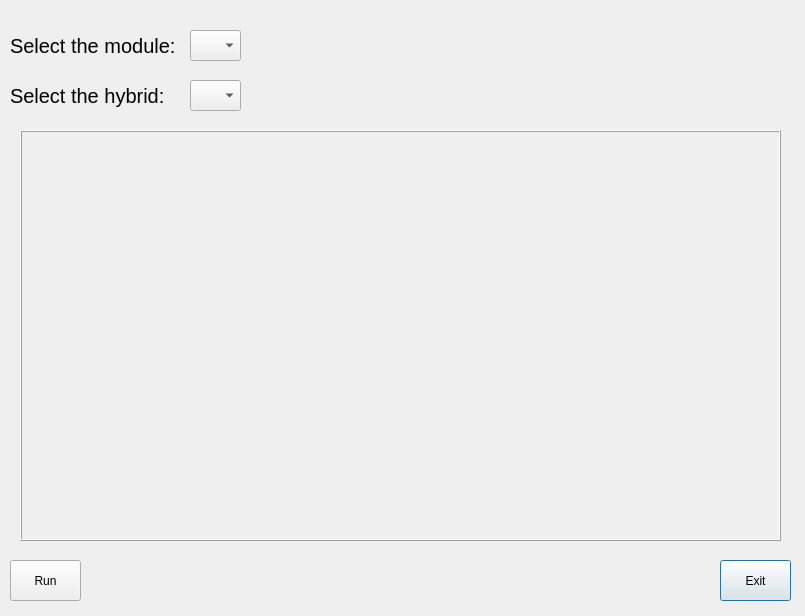
Old version of the form gui/WirebondRecorderGUI.ui in the repository adamazoulay/ITkTrackingGUI.
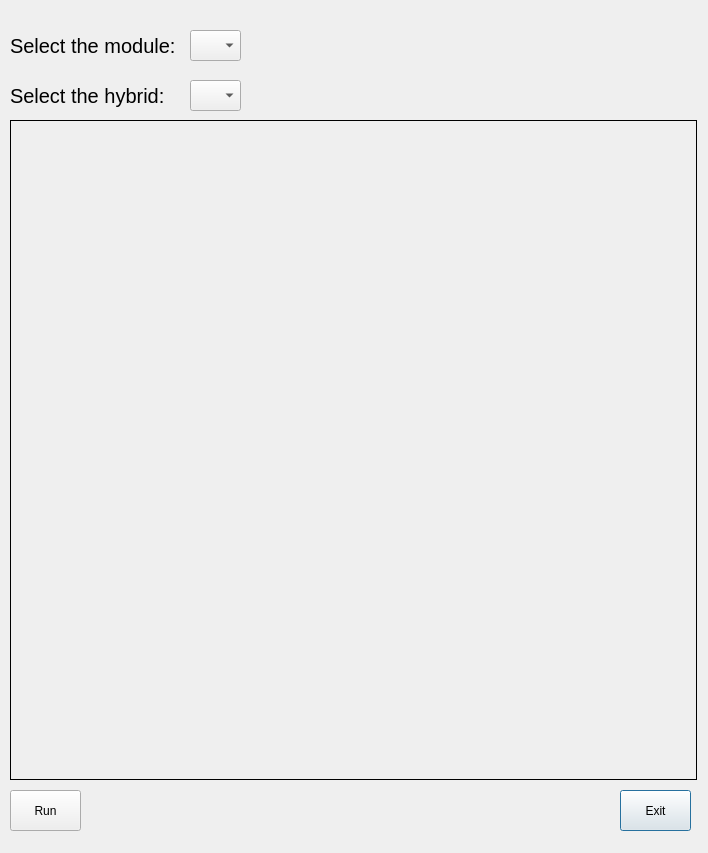
New version of the form.

What changed in the file:
```diff
--- a/gui/WirebondRecorderGUI.ui
+++ b/gui/WirebondRecorderGUI.ui
@@ -6,8 +6,8 @@
    <rect>
     <x>0</x>
     <y>0</y>
-    <width>805</width>
-    <height>616</height>
+    <width>708</width>
+    <height>853</height>
    </rect>
   </property>
   <property name="windowTitle">
@@ -16,8 +16,8 @@
   <widget class="QPushButton" name="qButton">
    <property name="geometry">
     <rect>
-     <x>720</x>
-     <y>560</y>
+     <x>620</x>
+     <y>790</y>
      <width>71</width>
      <height>41</height>
     </rect>
@@ -63,7 +63,7 @@
    <property name="geometry">
     <rect>
      <x>10</x>
-     <y>560</y>
+     <y>790</y>
      <width>71</width>
      <height>41</height>
     </rect>
@@ -108,10 +108,10 @@
   <widget class="QLabel" name="imgSelect">
    <property name="geometry">
     <rect>
-     <x>20</x>
-     <y>130</y>
-     <width>761</width>
-     <height>411</height>
+     <x>10</x>
+     <y>120</y>
+     <width>687</width>
+     <height>660</height>
     </rect>
    </property>
    <property name="autoFillBackground">
@@ -121,7 +121,7 @@
     <enum>QFrame::Box</enum>
    </property>
    <property name="frameShadow">
-    <enum>QFrame::Raised</enum>
+    <enum>QFrame::Plain</enum>
    </property>
    <property name="text">
     <string/>
```
